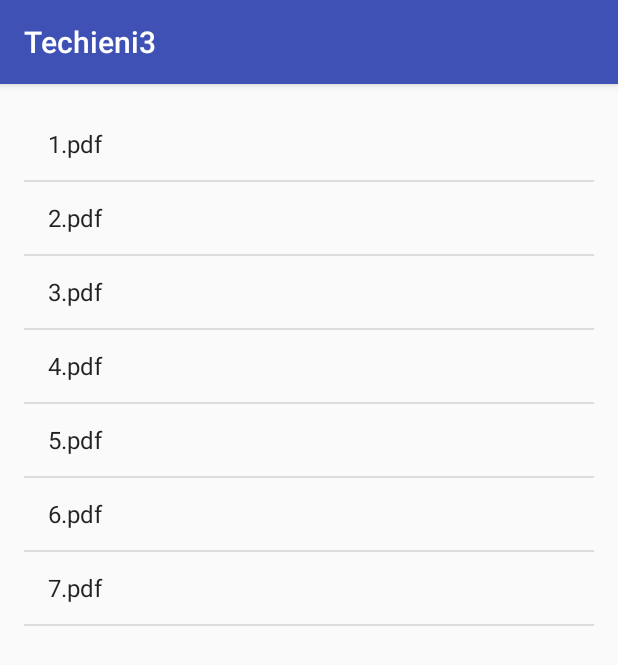
After one commit to chaitanyabhajibhakare/Techieni3, an Android app: the PdfListActivity screen opened directly, with no data from a screen before it, on a phone screen of 412 x 824 dp. The commit adds this screen. Shown: the top 665 px of the screen. Run offline under Robolectric (Android 15) with nearby library versions, the phone set to English and light mode, and no system bars.

Commit message:
Added pdf viewer

```diff
--- a/app/build.gradle
+++ b/app/build.gradle
@@ -5,7 +5,7 @@ android {
     buildToolsVersion "25.0.1"
     defaultConfig {
         applicationId "app.techieni3.com.myapplication"
-        minSdkVersion 15
+        minSdkVersion 21
         targetSdkVersion 25
         versionCode 1
         versionName "1.0"
@@ -28,4 +28,5 @@ dependencies {
     compile 'com.android.support:appcompat-v7:25.0.0'
     compile 'com.android.support:design:25.0.0'
     testCompile 'junit:junit:4.12'
+    compile 'com.github.barteksc:android-pdf-viewer:2.4.0'
 }
--- a/app/src/main/AndroidManifest.xml
+++ b/app/src/main/AndroidManifest.xml
@@ -1,6 +1,9 @@
 <?xml version="1.0" encoding="utf-8"?>
 <manifest xmlns:android="http://schemas.android.com/apk/res/android"
     package="app.techieni3.com.myapplication">
+
+    <uses-permission android:name="android.permission.WRITE_EXTERNAL_STORAGE" />
+    <uses-permission android:name="android.permission.READ_EXTERNAL_STORAGE" />
 
     <application
         android:allowBackup="true"
@@ -22,6 +25,9 @@
         <activity
             android:name=".ActivityOnIt"
             android:label="@string/title_activity_on_it"
+            android:theme="@style/CommonTheme.NoActionBar" />
+        <activity android:name=".PdfListActivity" />
+        <activity android:name=".PdfActivity"
             android:theme="@style/CommonTheme.NoActionBar"></activity>
     </application>
 
--- /dev/null
+++ b/app/src/main/java/app/techieni3/com/myapplication/PdfListActivity.java
@@ -0,0 +1,40 @@
+package app.techieni3.com.myapplication;
+
+import android.content.Intent;
+import android.os.Bundle;
+import android.support.v7.app.ActionBarActivity;
+import android.view.View;
+import android.widget.AdapterView;
+import android.widget.ArrayAdapter;
+import android.widget.ListView;
+
+public class PdfListActivity extends ActionBarActivity {
+
+    ListView listView;
+    String[] pdf = {"1.pdf","2.pdf","3.pdf","4.pdf","5.pdf","6.pdf","7.pdf",};
+
+
+    @Override
+    protected void onCreate(Bundle savedInstanceState) {
+        super.onCreate(savedInstanceState);
+        setContentView(R.layout.activity_pdf_list);
+
+        listView = (ListView) findViewById(R.id.pdf_list);
+
+        ArrayAdapter adapter= new ArrayAdapter(PdfListActivity.this,android.R.layout.simple_list_item_1,pdf);
+
+        listView.setAdapter(adapter);
+
+        listView.setOnItemClickListener(new AdapterView.OnItemClickListener() {
+            @Override
+            public void onItemClick(AdapterView<?> parent, View view, int position, long id) {
+
+                Intent i = new Intent(PdfListActivity.this,PdfActivity.class);
+                i.putExtra("pdf",pdf[position]);
+                startActivity(i);
+
+            }
+        });
+
+    }
+}
--- /dev/null
+++ b/app/src/main/res/layout/activity_pdf_list.xml
@@ -0,0 +1,19 @@
+<?xml version="1.0" encoding="utf-8"?>
+<RelativeLayout xmlns:android="http://schemas.android.com/apk/res/android"
+    xmlns:tools="http://schemas.android.com/tools"
+    android:id="@+id/activity_pdf_list"
+    android:layout_width="match_parent"
+    android:layout_height="match_parent"
+    android:paddingBottom="@dimen/activity_vertical_margin"
+    android:paddingLeft="@dimen/activity_horizontal_margin"
+    android:paddingRight="@dimen/activity_horizontal_margin"
+    android:paddingTop="@dimen/activity_vertical_margin"
+    tools:context="app.techieni3.com.myapplication.PdfListActivity">
+
+
+    <ListView
+        android:id="@+id/pdf_list"
+        android:layout_width="match_parent"
+        android:layout_height="match_parent"></ListView>
+
+</RelativeLayout>
```
Also changed, not shown: app/src/main/java/app/techieni3/com/myapplication/MainActivity.java (+15 -5 lines), app/src/main/java/app/techieni3/com/myapplication/PdfActivity.java (added, +46 -0 lines), app/src/main/res/layout/activity_pdf.xml (added, +20 -0 lines), 7 other files.
